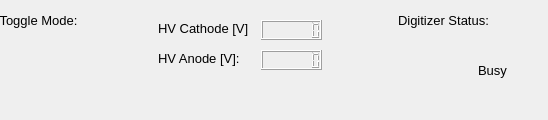
Qt form sbndprmdaq/controls.ui (marcodeltutto/SBNDPurityMonitorDAQ) before a commit; both pictures show x 452 to 1000 and y 0 to 120 of the 1000 by 120 pixel window.
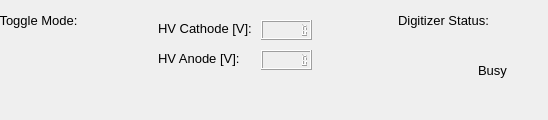
The same form after that commit. Icons and pictures are not drawn. Custom widgets are drawn as their Qt base class.

Commit message: Enlarge LCD display

The edit to the form file:
```diff
--- a/sbndprmdaq/controls.ui
+++ b/sbndprmdaq/controls.ui
@@ -239,7 +239,7 @@
      <rect>
       <x>713</x>
       <y>20</y>
-      <width>61</width>
+      <width>51</width>
       <height>20</height>
      </rect>
     </property>
@@ -252,7 +252,7 @@
      <rect>
       <x>610</x>
       <y>20</y>
-      <width>91</width>
+      <width>101</width>
       <height>16</height>
      </rect>
     </property>
@@ -270,7 +270,7 @@
      <rect>
       <x>610</x>
       <y>50</y>
-      <width>91</width>
+      <width>101</width>
       <height>16</height>
      </rect>
     </property>
@@ -288,7 +288,7 @@
      <rect>
       <x>713</x>
       <y>50</y>
-      <width>61</width>
+      <width>51</width>
       <height>20</height>
      </rect>
     </property>
```
